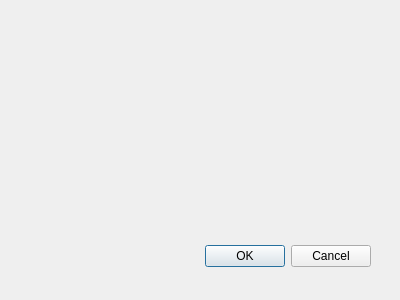
First picture: the form in Computos/dlglinkredlinewithconstructiveelement.ui, repository diegowald/computos, before the edit.
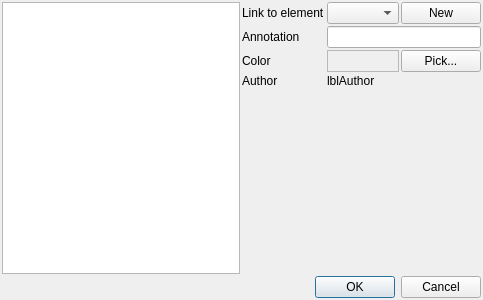
Second picture: the form after the edit.

Commit message: Implementation of dialog box for redlining under application. Needs Material loading.

```diff
--- a/Computos/dlglinkredlinewithconstructiveelement.ui
+++ b/Computos/dlglinkredlinewithconstructiveelement.ui
@@ -8,29 +8,142 @@
    <rect>
     <x>0</x>
     <y>0</y>
-    <width>400</width>
+    <width>483</width>
     <height>300</height>
    </rect>
   </property>
   <property name="windowTitle">
    <string>Dialog</string>
   </property>
-  <widget class="QDialogButtonBox" name="buttonBox">
-   <property name="geometry">
-    <rect>
-     <x>30</x>
-     <y>240</y>
-     <width>341</width>
-     <height>32</height>
-    </rect>
+  <layout class="QVBoxLayout" name="verticalLayout">
+   <property name="spacing">
+    <number>2</number>
    </property>
-   <property name="orientation">
-    <enum>Qt::Horizontal</enum>
+   <property name="leftMargin">
+    <number>2</number>
    </property>
-   <property name="standardButtons">
-    <set>QDialogButtonBox::Cancel|QDialogButtonBox::Ok</set>
+   <property name="topMargin">
+    <number>2</number>
    </property>
-  </widget>
+   <property name="rightMargin">
+    <number>2</number>
+   </property>
+   <property name="bottomMargin">
+    <number>2</number>
+   </property>
+   <item>
+    <layout class="QHBoxLayout" name="horizontalLayout_3">
+     <property name="spacing">
+      <number>2</number>
+     </property>
+     <item>
+      <widget class="QGraphicsView" name="snapshot"/>
+     </item>
+     <item>
+      <layout class="QFormLayout" name="formLayout">
+       <property name="horizontalSpacing">
+        <number>2</number>
+       </property>
+       <property name="verticalSpacing">
+        <number>2</number>
+       </property>
+       <item row="0" column="0">
+        <widget class="QLabel" name="label">
+         <property name="text">
+          <string>Link to element</string>
+         </property>
+        </widget>
+       </item>
+       <item row="0" column="1">
+        <layout class="QHBoxLayout" name="horizontalLayout">
+         <property name="spacing">
+          <number>2</number>
+         </property>
+         <item>
+          <widget class="QComboBox" name="cboMaterial"/>
+         </item>
+         <item>
+          <widget class="QPushButton" name="btnNewMaterial">
+           <property name="text">
+            <string>New</string>
+           </property>
+          </widget>
+         </item>
+        </layout>
+       </item>
+       <item row="1" column="0">
+        <widget class="QLabel" name="label_2">
+         <property name="text">
+          <string>Annotation</string>
+         </property>
+        </widget>
+       </item>
+       <item row="1" column="1">
+        <widget class="QLineEdit" name="txtAnnotation"/>
+       </item>
+       <item row="2" column="0">
+        <widget class="QLabel" name="label_4">
+         <property name="text">
+          <string>Color</string>
+         </property>
+        </widget>
+       </item>
+       <item row="2" column="1">
+        <layout class="QHBoxLayout" name="horizontalLayout_2">
+         <property name="spacing">
+          <number>2</number>
+         </property>
+         <item>
+          <widget class="QFrame" name="color">
+           <property name="autoFillBackground">
+            <bool>true</bool>
+           </property>
+           <property name="frameShape">
+            <enum>QFrame::StyledPanel</enum>
+           </property>
+           <property name="frameShadow">
+            <enum>QFrame::Raised</enum>
+           </property>
+          </widget>
+         </item>
+         <item>
+          <widget class="QPushButton" name="btnPickColor">
+           <property name="text">
+            <string>Pick...</string>
+           </property>
+          </widget>
+         </item>
+        </layout>
+       </item>
+       <item row="3" column="0">
+        <widget class="QLabel" name="label_3">
+         <property name="text">
+          <string>Author</string>
+         </property>
+        </widget>
+       </item>
+       <item row="3" column="1">
+        <widget class="QLabel" name="lblAuthor">
+         <property name="text">
+          <string>lblAuthor</string>
+         </property>
+        </widget>
+       </item>
+      </layout>
+     </item>
+    </layout>
+   </item>
+   <item>
+    <widget class="QDialogButtonBox" name="buttonBox">
+     <property name="orientation">
+      <enum>Qt::Horizontal</enum>
+     </property>
+     <property name="standardButtons">
+      <set>QDialogButtonBox::Cancel|QDialogButtonBox::Ok</set>
+     </property>
+    </widget>
+   </item>
+  </layout>
  </widget>
  <pixmapfunction/>
  <resources/>
```
Left out of the diff: 5 changed lines with no effect on the pictures. The commit also changes 7 other files.
